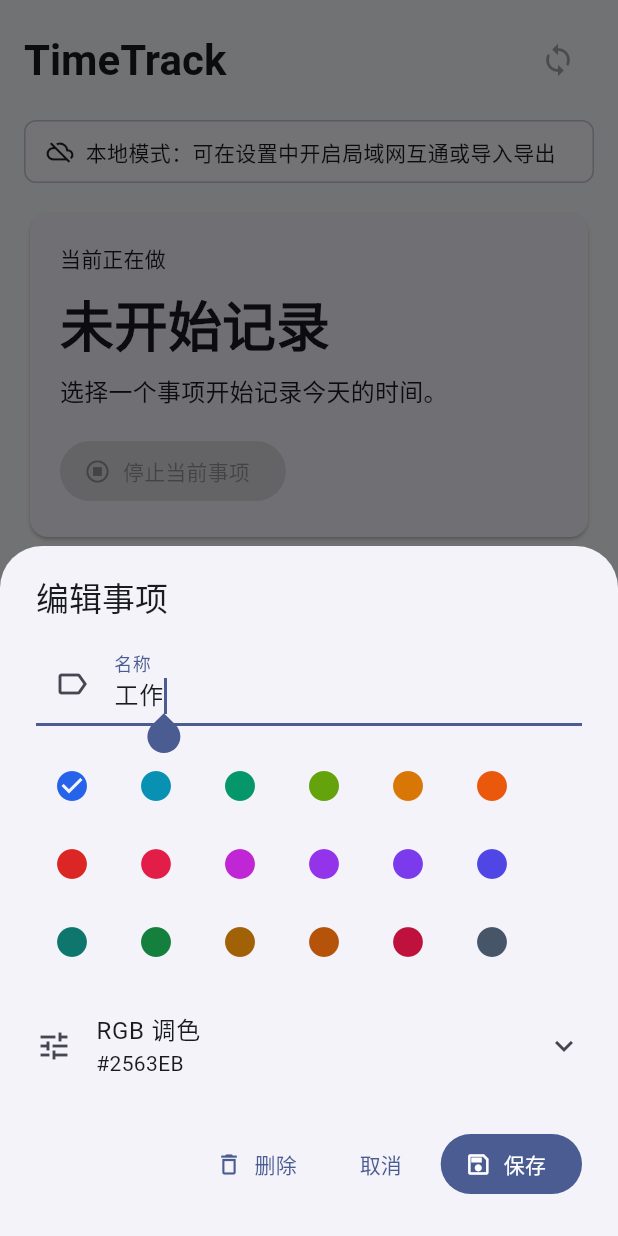
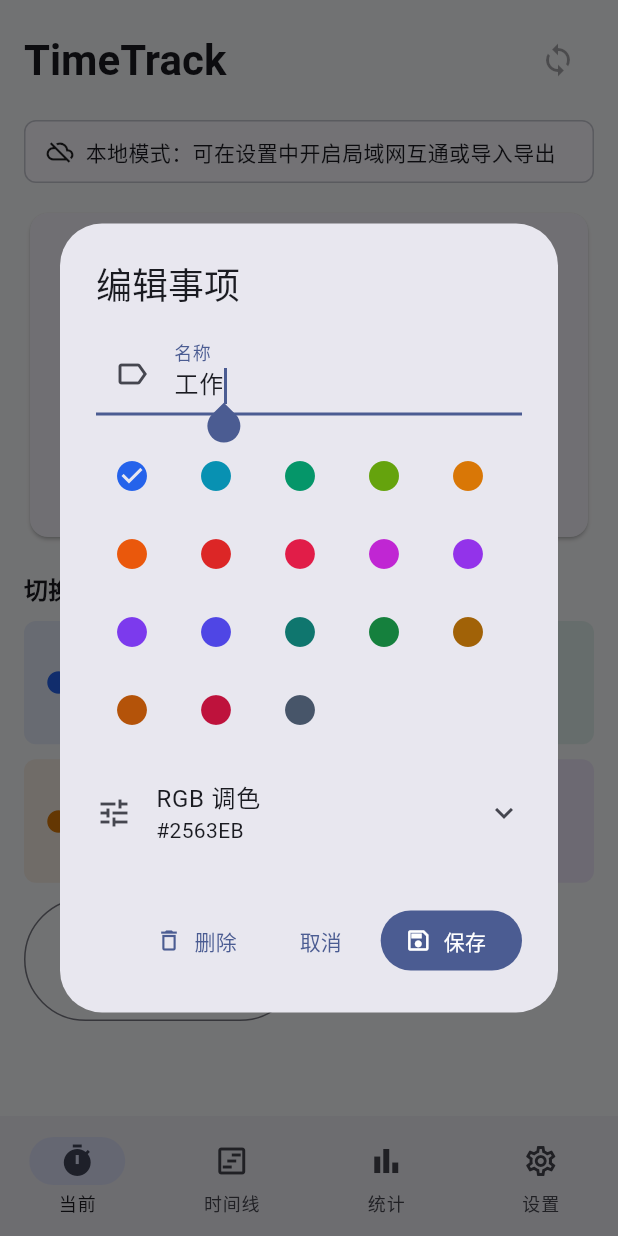
Before and after one commit to IanMuh/TimeTrack, a Flutter app: the screen it shows after launch, after a tap on the "edit" icon, on a phone screen of 412 x 824 dp. Run offline on Flutter 3.47's test engine with Material 3 defaults, Android fonts, the phone set to English and light mode, and no system bars; our stand-ins replace fl_chart, sqflite, sqflite_common_ffi, supabase_flutter; missing offline and left inert: file_selector; accounts and stored records are empty.

Commit message:
Improve timeline editor dialogs

```diff
--- a/lib/ui/home_page.dart
+++ b/lib/ui/home_page.dart
@@ -295,29 +295,20 @@
   var selectedColor = activity?.color ??
       nextActivityColor(state.activities.map((activity) => activity.color));
   Activity? saved;
-  await showModalBottomSheet<void>(
+  await showDialog<void>(
     context: context,
-    isScrollControlled: true,
-    useSafeArea: true,
     builder: (context) {
       return StatefulBuilder(
         builder: (context, setState) {
-          final bottomInset = MediaQuery.viewInsetsOf(context).bottom;
-          return AnimatedPadding(
-            duration: const Duration(milliseconds: 180),
-            curve: Curves.easeOut,
-            padding: EdgeInsets.only(bottom: bottomInset),
+          return AlertDialog(
+            title: Text(activity == null ? '新增事项' : '编辑事项'),
+            content: SizedBox(
+              width: _dialogContentWidth(context, maxWidth: 420),
               child: SingleChildScrollView(
-              padding: const EdgeInsets.fromLTRB(24, 20, 24, 24),
                 child: Column(
                   mainAxisSize: MainAxisSize.min,
                   crossAxisAlignment: CrossAxisAlignment.stretch,
                   children: [
-                  Text(
-                    activity == null ? '新增事项' : '编辑事项',
-                    style: Theme.of(context).textTheme.titleLarge,
-                  ),
-                  const SizedBox(height: 16),
                     TextField(
                       controller: controller,
                       decoration: const InputDecoration(
@@ -332,13 +323,11 @@
                       onColorChanged: (color) =>
                           setState(() => selectedColor = color),
                     ),
-                  const SizedBox(height: 18),
-                  Wrap(
-                    alignment: WrapAlignment.end,
-                    crossAxisAlignment: WrapCrossAlignment.center,
-                    spacing: 8,
-                    runSpacing: 8,
-                    children: [
+                  ],
+                ),
+              ),
+            ),
+            actions: [
               if (activity != null)
                 TextButton.icon(
                   onPressed: () async {
@@ -351,13 +340,11 @@
                         ),
                         actions: [
                           TextButton(
-                                    onPressed: () =>
-                                        Navigator.pop(context, false),
+                            onPressed: () => Navigator.pop(context, false),
                             child: const Text('取消'),
                           ),
                           FilledButton.icon(
-                                    onPressed: () =>
-                                        Navigator.pop(context, true),
+                            onPressed: () => Navigator.pop(context, true),
                             icon: const Icon(Icons.delete_outline),
                             label: const Text('删除'),
                           ),
@@ -399,21 +386,24 @@
                     Navigator.pop(context);
                   }
                 },
-                        icon: Icon(
-                            activity == null ? Icons.add : Icons.save_outlined),
+                icon: Icon(activity == null ? Icons.add : Icons.save_outlined),
                 label: Text(activity == null ? '创建' : '保存'),
               ),
             ],
-                  ),
-                ],
-              ),
-            ),
           );
         },
       );
     },
   );
   return saved;
+}
+
+double _dialogContentWidth(
+  BuildContext context, {
+  required double maxWidth,
+}) {
+  final availableWidth = MediaQuery.sizeOf(context).width - 128;
+  return availableWidth.clamp(0, maxWidth).toDouble();
 }
 
 class ActivityColorPicker extends StatelessWidget {
```
Also changed, not shown: lib/ui/timeline_page.dart (+99 -44 lines), 2 other files. Lines whose indentation alone changed are shown as unchanged.
